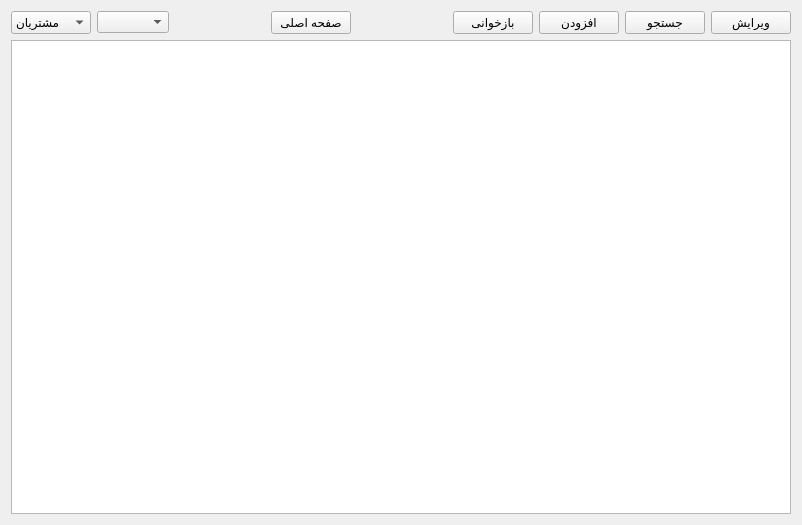
Qt form tables.ui (kia-far/QtDBS) before a commit.
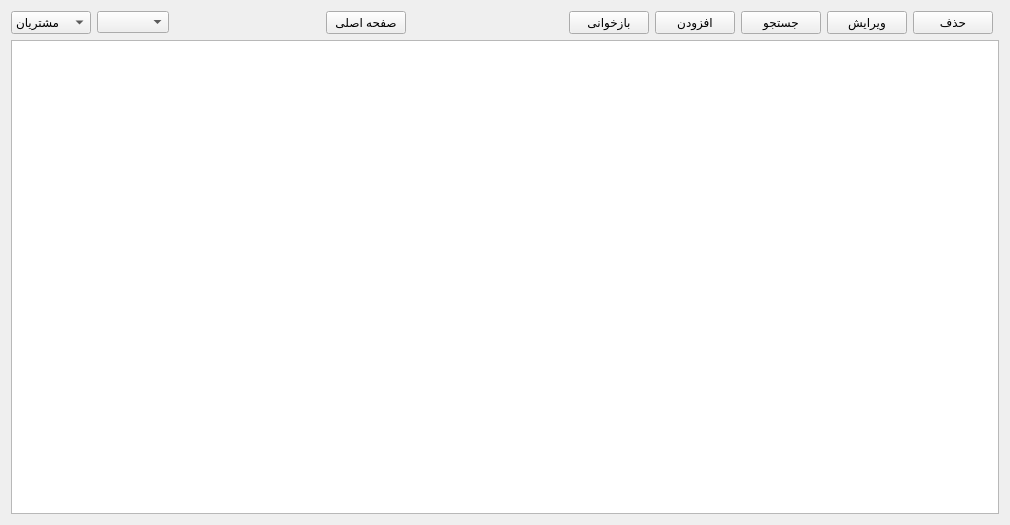
The same form after that commit.

Commit message: delete button addded and works well for now

The edit to the form file:
```diff
--- a/tables.ui
+++ b/tables.ui
@@ -6,7 +6,7 @@
    <rect>
     <x>0</x>
     <y>0</y>
-    <width>802</width>
+    <width>1010</width>
     <height>525</height>
    </rect>
   </property>
@@ -17,8 +17,8 @@
    <string notr="true">font: 12pt &quot;Segoe UI&quot;;</string>
   </property>
   <layout class="QGridLayout" name="gridLayout">
-   <item row="0" column="2">
-    <spacer name="horizontalSpacer">
+   <item row="0" column="4">
+    <spacer name="horizontalSpacer_2">
      <property name="orientation">
       <enum>Qt::Orientation::Horizontal</enum>
      </property>
@@ -30,39 +30,64 @@
      </property>
     </spacer>
    </item>
-   <item row="0" column="8">
-    <widget class="QPushButton" name="EditBtn">
-     <property name="text">
-      <string>ویرایش</string>
-     </property>
-    </widget>
-   </item>
    <item row="0" column="6">
-    <widget class="QPushButton" name="AddBtn">
-     <property name="text">
-      <string>افزودن</string>
-     </property>
-    </widget>
-   </item>
-   <item row="0" column="5">
     <widget class="QPushButton" name="RefreshBtn">
      <property name="text">
       <string>بازخوانی</string>
      </property>
     </widget>
    </item>
-   <item row="0" column="4">
-    <spacer name="horizontalSpacer_2">
-     <property name="orientation">
-      <enum>Qt::Orientation::Horizontal</enum>
+   <item row="2" column="0" colspan="12">
+    <widget class="QTableView" name="tableView">
+     <property name="sizeAdjustPolicy">
+      <enum>QAbstractScrollArea::SizeAdjustPolicy::AdjustToContents</enum>
      </property>
-     <property name="sizeHint" stdset="0">
-      <size>
-       <width>40</width>
-       <height>20</height>
-      </size>
+     <property name="editTriggers">
+      <set>QAbstractItemView::EditTrigger::EditKeyPressed</set>
      </property>
-    </spacer>
+     <property name="sortingEnabled">
+      <bool>true</bool>
+     </property>
+     <property name="wordWrap">
+      <bool>true</bool>
+     </property>
+     <attribute name="horizontalHeaderCascadingSectionResizes">
+      <bool>false</bool>
+     </attribute>
+     <attribute name="horizontalHeaderShowSortIndicator" stdset="0">
+      <bool>false</bool>
+     </attribute>
+     <attribute name="horizontalHeaderStretchLastSection">
+      <bool>false</bool>
+     </attribute>
+     <attribute name="verticalHeaderShowSortIndicator" stdset="0">
+      <bool>true</bool>
+     </attribute>
+    </widget>
+   </item>
+   <item row="0" column="1">
+    <widget class="QComboBox" name="comboBox_2"/>
+   </item>
+   <item row="0" column="7">
+    <widget class="QPushButton" name="AddBtn">
+     <property name="text">
+      <string>افزودن</string>
+     </property>
+    </widget>
+   </item>
+   <item row="0" column="10">
+    <widget class="QPushButton" name="deleteBtn">
+     <property name="text">
+      <string>حذف</string>
+     </property>
+    </widget>
+   </item>
+   <item row="0" column="8">
+    <widget class="QPushButton" name="SearchBtn">
+     <property name="text">
+      <string>جستجو</string>
+     </property>
+    </widget>
    </item>
    <item row="0" column="0">
     <widget class="QComboBox" name="comboBox">
@@ -100,33 +125,18 @@
      </item>
     </widget>
    </item>
-   <item row="2" column="0" colspan="9">
-    <widget class="QTableView" name="tableView">
-     <property name="sizeAdjustPolicy">
-      <enum>QAbstractScrollArea::SizeAdjustPolicy::AdjustToContents</enum>
+   <item row="0" column="2">
+    <spacer name="horizontalSpacer">
+     <property name="orientation">
+      <enum>Qt::Orientation::Horizontal</enum>
      </property>
-     <property name="editTriggers">
-      <set>QAbstractItemView::EditTrigger::EditKeyPressed</set>
+     <property name="sizeHint" stdset="0">
+      <size>
+       <width>40</width>
+       <height>20</height>
+      </size>
      </property>
-     <property name="sortingEnabled">
-      <bool>true</bool>
-     </property>
-     <property name="wordWrap">
-      <bool>true</bool>
-     </property>
-     <attribute name="horizontalHeaderCascadingSectionResizes">
-      <bool>false</bool>
-     </attribute>
-     <attribute name="horizontalHeaderShowSortIndicator" stdset="0">
-      <bool>false</bool>
-     </attribute>
-     <attribute name="horizontalHeaderStretchLastSection">
-      <bool>false</bool>
-     </attribute>
-     <attribute name="verticalHeaderShowSortIndicator" stdset="0">
-      <bool>true</bool>
-     </attribute>
-    </widget>
+    </spacer>
    </item>
    <item row="0" column="3">
     <widget class="QPushButton" name="mainWindowBtn">
@@ -135,16 +145,13 @@
      </property>
     </widget>
    </item>
-   <item row="0" column="7">
-    <widget class="QPushButton" name="SearchBtn">
+   <item row="0" column="9">
+    <widget class="QPushButton" name="EditBtn">
      <property name="text">
-      <string>جستجو</string>
+      <string>ویرایش</string>
      </property>
     </widget>
    </item>
-   <item row="0" column="1">
-    <widget class="QComboBox" name="comboBox_2"/>
-   </item>
   </layout>
  </widget>
  <resources/>
```
The commit also changes 12 other files.
